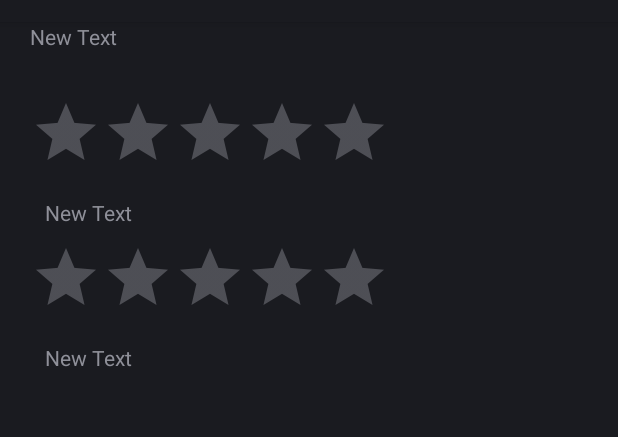
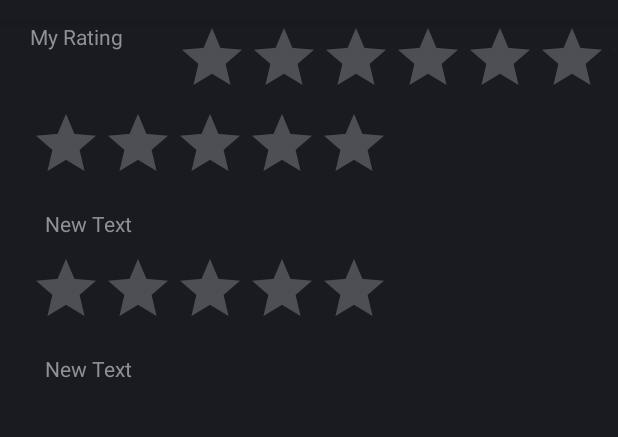
Before and after one commit to Danziamo/project_d, an Android app: the layout fragment_feedback.xml on its own in the app's theme, with its tools: preview values and no code run, on a phone screen of 412 x 824 dp, the part 62-499 px from its top. Run offline under Robolectric (Android 15) with nearby library versions, the phone set to English and light mode, and no system bars.

Commit message:
Notifcation simple

```diff
--- a/app/src/main/res/layout/fragment_feedback.xml
+++ b/app/src/main/res/layout/fragment_feedback.xml
@@ -17,15 +17,23 @@
             android:layout_height="wrap_content">
 
             <LinearLayout
-                android:orientation="vertical"
                 android:layout_width="match_parent"
-                android:layout_height="wrap_content">
+                android:layout_height="wrap_content"
+                android:weightSum="2">
 
                 <TextView
-                    android:layout_width="match_parent"
-                    android:layout_height="50dp"
-                    android:text="New Text"
-                    android:id="@+id/textView2" />
+                    android:text="My Rating"
+                    android:id="@+id/textView2"
+                    android:layout_width="0dp"
+                    android:layout_height="wrap_content"
+                    android:layout_weight="0.5"/>
+
+                <RatingBar
+                    android:layout_width="0dp"
+                    android:layout_height="wrap_content"
+                    android:id="@+id/totalRatingBar"
+                    android:numStars="5"
+                    android:layout_weight="1.5"/>
 
             </LinearLayout>
 
```
Also changed, not shown: app/src/main/java/com/mirsoft/easyfixmaster/NotificationFragment.java (added, +109 -0 lines), app/src/main/res/layout/fragment_notification.xml (added, +66 -0 lines).
